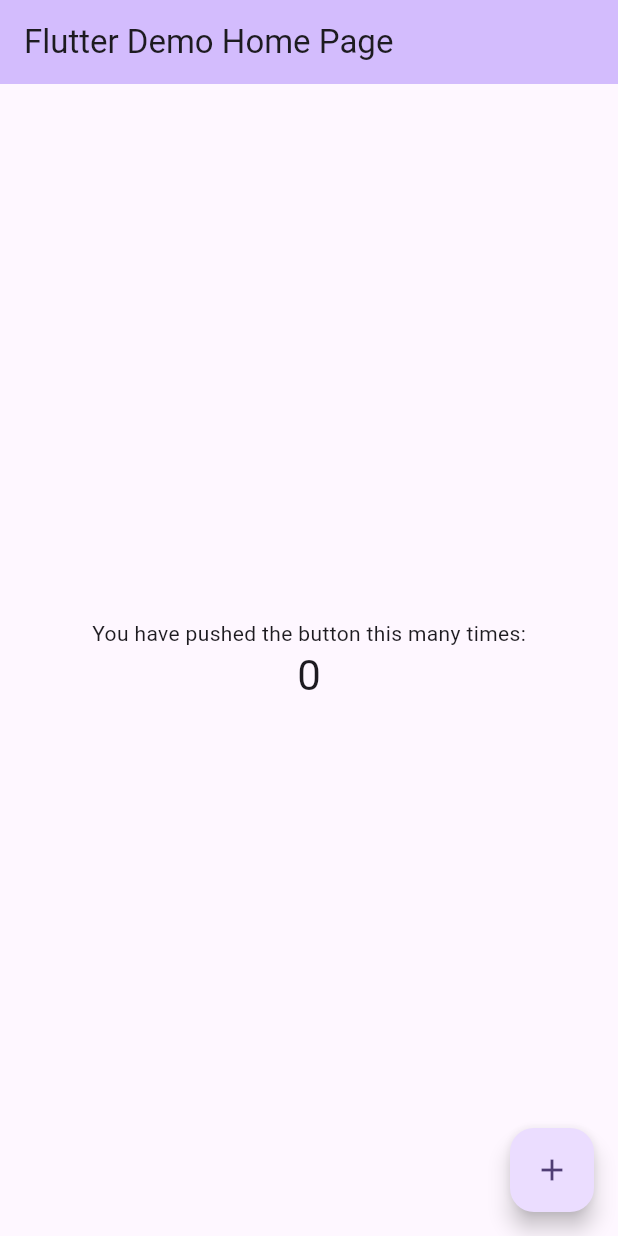
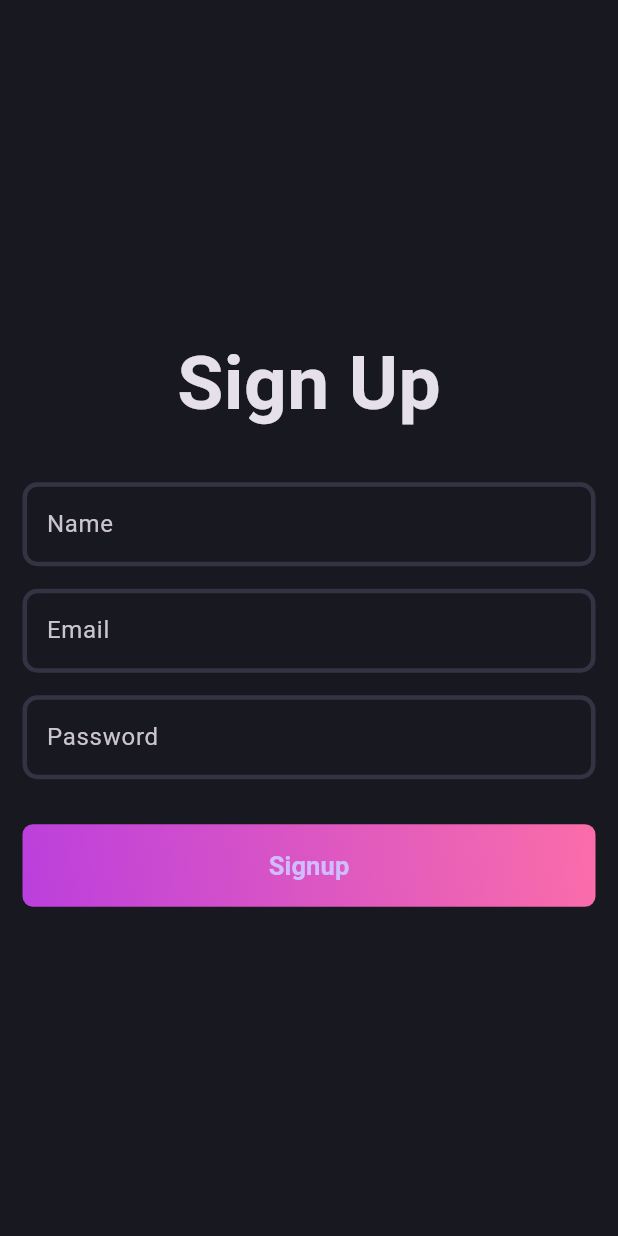
Before and after one commit to ronhedwigzape/blog_app, a Flutter app: the screen it shows after launch, on a phone screen of 412 x 824 dp. Run offline on Flutter 3.47's test engine with Material 3 defaults, Android fonts, the phone set to English and light mode, and no system bars.

Commit message:
wip: create initial ui

```diff
--- /dev/null
+++ b/lib/core/theme/app_pallete.dart
@@ -0,0 +1,13 @@
+import 'package:flutter/material.dart';
+
+class AppPallete {
+  static const Color backgroundColor = Color.fromRGBO(24, 24, 32, 1);
+  static const Color gradient1 = Color.fromRGBO(187, 63, 221, 1);
+  static const Color gradient2 = Color.fromRGBO(251, 109, 169, 1);
+  static const Color gradient3 = Color.fromRGBO(255, 159, 124, 1);
+  static const Color borderColor = Color.fromRGBO(52, 51, 67, 1);
+  static const Color whiteColor = Colors.white;
+  static const Color greyColor = Colors.grey;
+  static const Color errorColor = Colors.redAccent;
+  static const Color transparentColor = Colors.transparent;
+}
--- /dev/null
+++ b/lib/core/theme/theme.dart
@@ -0,0 +1,21 @@
+import 'package:blog_app/core/theme/app_pallete.dart';
+import 'package:flutter/material.dart';
+
+class AppTheme {
+  static _border([Color color = AppPallete.borderColor]) => OutlineInputBorder(
+    borderSide: BorderSide(
+      color: color,
+      width: 3
+    ),
+    borderRadius: BorderRadius.circular(10)
+  );
+
+  static final darkThemeMode = ThemeData.dark().copyWith(
+    scaffoldBackgroundColor: AppPallete.backgroundColor,
+    inputDecorationTheme: InputDecorationTheme(
+      enabledBorder: _border(),
+      focusedBorder: _border(AppPallete.gradient2)
+
+    )
+  );
+}
--- /dev/null
+++ b/lib/features/auth/presentation/pages/signup_page.dart
@@ -0,0 +1,41 @@
+import 'package:blog_app/features/auth/presentation/widgets/auth_field.dart';
+import 'package:blog_app/features/auth/presentation/widgets/auth_gradient_button.dart';
+import 'package:flutter/material.dart';
+
+class SignUpPage extends StatefulWidget {
+  const SignUpPage({super.key});
+
+  @override
+  State<SignUpPage> createState() => _SignUpPageState();
+}
+
+class _SignUpPageState extends State<SignUpPage> {
+  @override
+  Widget build(BuildContext context) {
+    return Scaffold(
+      body: Padding(
+        padding: const EdgeInsets.all(15.0),
+        child: Column(
+          mainAxisAlignment: MainAxisAlignment.center,
+          children: [
+            Text(
+              'Sign Up',
+              style: TextStyle(
+                fontSize: 50,
+                fontWeight: FontWeight.bold
+              ),
+            ),
+            const SizedBox(height: 30,),
+            AuthField(hintText: 'Name'),
+            const SizedBox(height: 15,),
+            AuthField(hintText: 'Email'),
+            const SizedBox(height: 15,),
+            AuthField(hintText: 'Password'),
+            const SizedBox(height: 30,),
+            AuthGradientButton()
+          ],
+        ),
+      ),
+    );
+  }
+}
--- /dev/null
+++ b/lib/features/auth/presentation/widgets/auth_field.dart
@@ -0,0 +1,15 @@
+import 'package:flutter/material.dart';
+
+class AuthField extends StatelessWidget {
+  final String hintText;
+  const AuthField({super.key, required this.hintText});
+
+  @override
+  Widget build(BuildContext context) {
+    return TextFormField(
+      decoration: InputDecoration(
+        hintText: hintText
+      ),
+    );
+  }
+}
--- /dev/null
+++ b/lib/features/auth/presentation/widgets/auth_gradient_button.dart
@@ -0,0 +1,38 @@
+import 'package:blog_app/core/theme/app_pallete.dart';
+import 'package:flutter/material.dart';
+
+class AuthGradientButton extends StatelessWidget {
+  const AuthGradientButton({super.key});
+
+  @override
+  Widget build(BuildContext context) {
+    return Container(
+      decoration: BoxDecoration(
+          gradient: const LinearGradient(
+          colors: [
+              AppPallete.gradient1,
+              AppPallete.gradient2,
+            ],
+            begin: Alignment.bottomLeft,
+            end: Alignment.topRight
+        ),
+        borderRadius: BorderRadius.circular(7)
+      ),
+      child: ElevatedButton(
+        onPressed: () {},
+        style: ElevatedButton.styleFrom(
+          fixedSize: const Size(395, 55),
+          backgroundColor: AppPallete.transparentColor,
+          shadowColor: AppPallete.transparentColor
+        ),
+        child: const Text(
+          'Signup',
+          style: TextStyle(
+            fontSize: 17,
+            fontWeight: FontWeight.w600
+          ),
+        ),
+      ),
+    );
+  }
+}
--- a/lib/main.dart
+++ b/lib/main.dart
@@ -1,3 +1,5 @@
+import 'package:blog_app/core/theme/theme.dart';
+import 'package:blog_app/features/auth/presentation/pages/signup_page.dart';
 import 'package:flutter/material.dart';
 
 void main() {
@@ -11,115 +13,10 @@ class MyApp extends StatelessWidget {
   @override
   Widget build(BuildContext context) {
     return MaterialApp(
+      debugShowCheckedModeBanner: false,
       title: 'Flutter Demo',
-      theme: ThemeData(
-        // This is the theme of your application.
-        //
-        // TRY THIS: Try running your application with "flutter run". You'll see
-        // the application has a purple toolbar. Then, without quitting the app,
-        // try changing the seedColor in the colorScheme below to Colors.green
-        // and then invoke "hot reload" (save your changes or press the "hot
-        // reload" button in a Flutter-supported IDE, or press "r" if you used
-        // the command line to start the app).
-        //
-        // Notice that the counter didn't reset back to zero; the application
-        // state is not lost during the reload. To reset the state, use hot
-        // restart instead.
-        //
-        // This works for code too, not just values: Most code changes can be
-        // tested with just a hot reload.
-        colorScheme: ColorScheme.fromSeed(seedColor: Colors.deepPurple),
-        useMaterial3: true,
-      ),
-      home: const MyHomePage(title: 'Flutter Demo Home Page'),
+      theme: AppTheme.darkThemeMode,
+      home: const SignUpPage(),
     );
   }
 }
-
-class MyHomePage extends StatefulWidget {
-  const MyHomePage({super.key, required this.title});
-
-  // This widget is the home page of your application. It is stateful, meaning
-  // that it has a State object (defined below) that contains fields that affect
-  // how it looks.
-
-  // This class is the configuration for the state. It holds the values (in this
-  // case the title) provided by the parent (in this case the App widget) and
-  // used by the build method of the State. Fields in a Widget subclass are
-  // always marked "final".
-
-  final String title;
-
-  @override
-  State<MyHomePage> createState() => _MyHomePageState();
-}
-
-class _MyHomePageState extends State<MyHomePage> {
-  int _counter = 0;
-
-  void _incrementCounter() {
-    setState(() {
-      // This call to setState tells the Flutter framework that something has
-      // changed in this State, which causes it to rerun the build method below
-      // so that the display can reflect the updated values. If we changed
-      // _counter without calling setState(), then the build method would not be
-      // called again, and so nothing would appear to happen.
-      _counter++;
-    });
-  }
-
-  @override
-  Widget build(BuildContext context) {
-    // This method is rerun every time setState is called, for instance as done
-    // by the _incrementCounter method above.
-    //
-    // The Flutter framework has been optimized to make rerunning build methods
-    // fast, so that you can just rebuild anything that needs updating rather
-    // than having to individually change instances of widgets.
-    return Scaffold(
-      appBar: AppBar(
-        // TRY THIS: Try changing the color here to a specific color (to
-        // Colors.amber, perhaps?) and trigger a hot reload to see the AppBar
-        // change color while the other colors stay the same.
-        backgroundColor: Theme.of(context).colorScheme.inversePrimary,
-        // Here we take the value from the MyHomePage object that was created by
-        // the App.build method, and use it to set our appbar title.
-        title: Text(widget.title),
-      ),
-      body: Center(
-        // Center is a layout widget. It takes a single child and positions it
-        // in the middle of the parent.
-        child: Column(
-          // Column is also a layout widget. It takes a list of children and
-          // arranges them vertically. By default, it sizes itself to fit its
-          // children horizontally, and tries to be as tall as its parent.
-          //
-          // Column has various properties to control how it sizes itself and
-          // how it positions its children. Here we use mainAxisAlignment to
-          // center the children vertically; the main axis here is the vertical
-          // axis because Columns are vertical (the cross axis would be
-          // horizontal).
-          //
-          // TRY THIS: Invoke "debug painting" (choose the "Toggle Debug Paint"
-          // action in the IDE, or press "p" in the console), to see the
-          // wireframe for each widget.
-          mainAxisAlignment: MainAxisAlignment.center,
-          children: <Widget>[
-            const Text(
-              'You have pushed the button this many times:',
-            ),
-            Text(
-              '$_counter',
-              style: Theme.of(context).textTheme.headlineMedium,
-            ),
-          ],
-        ),
-      ),
-      floatingActionButton: FloatingActionButton(
-        onPressed: _incrementCounter,
-        tooltip: 'Increment',
-        child: const Icon(Icons.add),
-      ), // This trailing comma makes auto-formatting nicer for build methods.
-    );
-  }
-}
```
